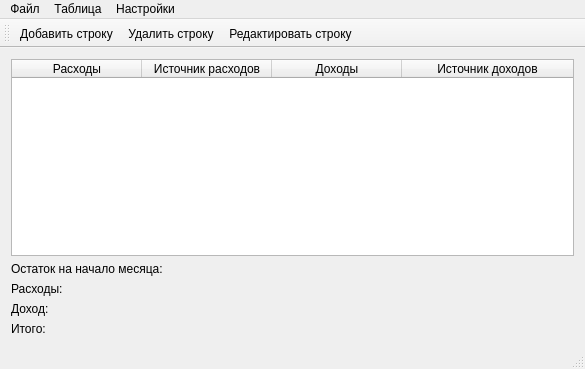
This is src/MyWallet/mywallet.ui in dimv36/MyWallet as Qt 5 draws it before an edit. The edited form follows.
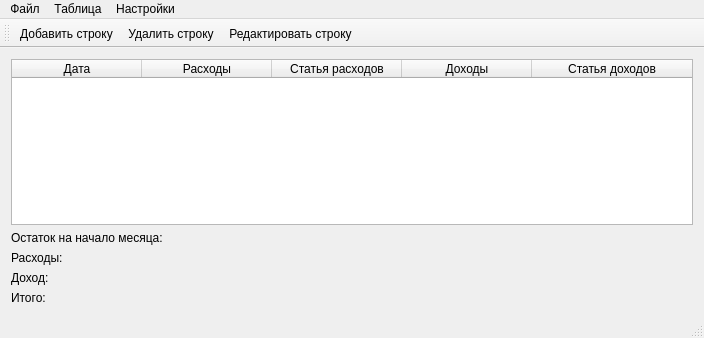
This is the edited form. Icons and pictures are not drawn.

The edit to the form file:
```diff
--- a/src/MyWallet/mywallet.ui
+++ b/src/MyWallet/mywallet.ui
@@ -6,8 +6,8 @@
    <rect>
     <x>0</x>
     <y>0</y>
-    <width>585</width>
-    <height>369</height>
+    <width>704</width>
+    <height>338</height>
    </rect>
   </property>
   <property name="windowTitle">
@@ -17,30 +17,47 @@
    <layout class="QGridLayout" name="gridLayout">
     <item row="0" column="0">
      <widget class="QTableWidget" name="_table">
+      <property name="showGrid">
+       <bool>true</bool>
+      </property>
+      <property name="sortingEnabled">
+       <bool>false</bool>
+      </property>
       <attribute name="horizontalHeaderCascadingSectionResizes">
        <bool>true</bool>
       </attribute>
       <attribute name="horizontalHeaderDefaultSectionSize">
        <number>130</number>
       </attribute>
+      <attribute name="horizontalHeaderMinimumSectionSize">
+       <number>15</number>
+      </attribute>
       <attribute name="horizontalHeaderShowSortIndicator" stdset="0">
-       <bool>true</bool>
+       <bool>false</bool>
       </attribute>
       <attribute name="horizontalHeaderStretchLastSection">
        <bool>true</bool>
       </attribute>
+      <attribute name="verticalHeaderVisible">
+       <bool>false</bool>
+      </attribute>
       <attribute name="verticalHeaderCascadingSectionResizes">
        <bool>true</bool>
       </attribute>
       <attribute name="verticalHeaderMinimumSectionSize">
-       <number>25</number>
+       <number>15</number>
       </attribute>
       <attribute name="verticalHeaderShowSortIndicator" stdset="0">
-       <bool>true</bool>
+       <bool>false</bool>
       </attribute>
       <attribute name="verticalHeaderStretchLastSection">
-       <bool>true</bool>
+       <bool>false</bool>
       </attribute>
+      <column>
+       <property name="text">
+        <string>Дата</string>
+       </property>
+      </column>
       <column>
        <property name="text">
         <string>Расходы</string>
@@ -48,7 +65,7 @@
       </column>
       <column>
        <property name="text">
-        <string>Источник расходов</string>
+        <string>Статья расходов</string>
        </property>
       </column>
       <column>
@@ -58,7 +75,7 @@
       </column>
       <column>
        <property name="text">
-        <string>Источник доходов</string>
+        <string>Статья доходов</string>
        </property>
       </column>
      </widget>
@@ -130,7 +147,7 @@
     <rect>
      <x>0</x>
      <y>0</y>
-     <width>585</width>
+     <width>704</width>
      <height>20</height>
     </rect>
    </property>
```
Left out of the diff: 5 changed lines with no effect on the pictures.
